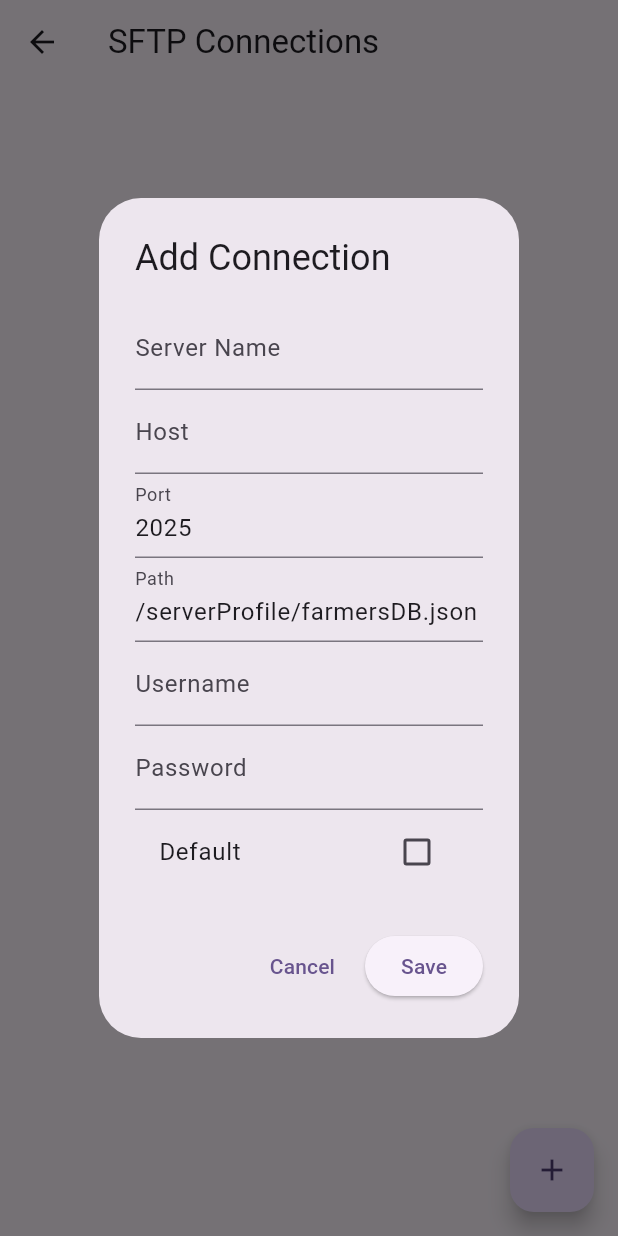
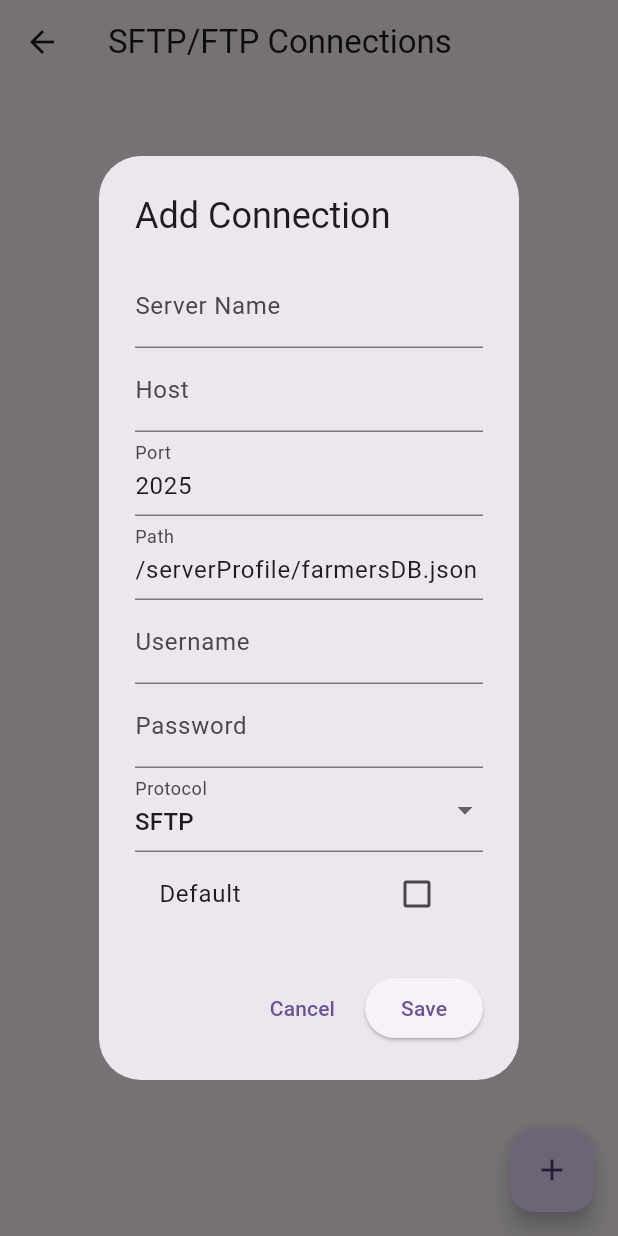
Before and after one commit to nwohater/FarmersDashboard, a Flutter app: the screen it shows after launch, after a tap on the "add" icon, on a phone screen of 412 x 824 dp. Run offline on Flutter 3.47's test engine with Material 3 defaults, Android fonts, the phone set to English and light mode, and no system bars; our stand-ins replace google_fonts, sqflite; missing offline and left inert: dartssh2, ftpconnect; accounts and stored records are empty; statements that could not run were skipped.

Commit message:
Added FTP support for G-Portal.

```diff
--- a/lib/UI/servers.dart
+++ b/lib/UI/servers.dart
@@ -67,11 +67,10 @@ class _ServersSelectionScreenState extends State<ServersSelectionScreen> {
     }
   }
 
-
   @override
   Widget build(BuildContext context) {
     return Scaffold(
-      appBar: AppBar(title: const Text('SFTP Connections')),
+      appBar: AppBar(title: const Text('SFTP/FTP Connections')),
       body: ListView.builder(
         itemCount: _connections.length,
         itemBuilder: (context, index) {
@@ -80,9 +79,9 @@ class _ServersSelectionScreenState extends State<ServersSelectionScreen> {
             title: Text(conn['servername']?.toString().isNotEmpty == true
                 ? conn['servername']
                 : conn['host']),
-            subtitle:
-            Text('${conn['username']}@${conn['host']}:${conn['port']}'),
-            trailing: Row(
+            subtitle: Text(
+              '${(conn['protocol'] ?? '').toString().toUpperCase()} | ${conn['username']}@${conn['host']}:${conn['port']}'),
+          trailing: Row(
               mainAxisSize: MainAxisSize.min,
               children: [
                 IconButton(
@@ -127,6 +126,7 @@ class _AddEditConnectionDialogState extends State<AddEditConnectionDialog> {
   late TextEditingController _usernameController;
   late TextEditingController _passwordController;
   bool _isDefault = false;
+  String _protocol = 'sftp'; // default
 
   @override
   void initState() {
@@ -136,14 +136,15 @@ class _AddEditConnectionDialogState extends State<AddEditConnectionDialog> {
     _hostController =
         TextEditingController(text: widget.connection?['host'] ?? '');
     _portController = TextEditingController(
-        text: widget.connection?['port']?.toString() ?? '2025'); // default 2025
+        text: widget.connection?['port']?.toString() ?? '2025');
     _pathController = TextEditingController(
-        text: widget.connection?['path'] ?? '/serverProfile/farmersDB.json'); // default path
+        text: widget.connection?['path'] ?? '/serverProfile/farmersDB.json');
     _usernameController =
         TextEditingController(text: widget.connection?['username'] ?? '');
     _passwordController =
         TextEditingController(text: widget.connection?['password'] ?? '');
     _isDefault = (widget.connection?['isdefault'] ?? 0) == 1;
+    _protocol = widget.connection?['protocol'] ?? 'sftp';
   }
 
   @override
@@ -158,7 +159,6 @@ class _AddEditConnectionDialogState extends State<AddEditConnectionDialog> {
   }
 
   void _save() async {
-    // Validate all fields except isDefault
     if (_servernameController.text.trim().isEmpty ||
         _hostController.text.trim().isEmpty ||
         _portController.text.trim().isEmpty ||
@@ -171,7 +171,7 @@ class _AddEditConnectionDialogState extends State<AddEditConnectionDialog> {
           backgroundColor: Colors.redAccent,
         ),
       );
-      return; // don’t proceed if any field is empty
+      return;
     }
 
     final conn = {
@@ -183,6 +183,7 @@ class _AddEditConnectionDialogState extends State<AddEditConnectionDialog> {
       'username': _usernameController.text.trim(),
       'password': _passwordController.text.trim(),
       'isdefault': _isDefault ? 1 : 0,
+      'protocol': _protocol,
     };
 
     final db = SftpDatabase();
@@ -230,6 +231,15 @@ class _AddEditConnectionDialogState extends State<AddEditConnectionDialog> {
                 decoration: const InputDecoration(labelText: 'Password'),
                 obscureText: true,
               ),
+              DropdownButtonFormField<String>(
+                value: _protocol,
+                decoration: const InputDecoration(labelText: 'Protocol'),
+                items: const [
+                  DropdownMenuItem(value: 'sftp', child: Text('SFTP')),
+                  DropdownMenuItem(value: 'ftp', child: Text('FTP')),
+                ],
+                onChanged: (v) => setState(() => _protocol = v ?? 'sftp'),
+              ),
               CheckboxListTile(
                 title: const Text('Default'),
                 value: _isDefault,
--- a/lib/Utils/sqlite.dart
+++ b/lib/Utils/sqlite.dart
@@ -22,7 +22,7 @@ class SftpDatabase {
 
     return await openDatabase(
       path,
-      version: 2, // bump version for onUpgrade
+      version: 3, // bumped for protocol column
       onCreate: _onCreate,
       onUpgrade: _onUpgrade,
     );
@@ -38,7 +38,8 @@ class SftpDatabase {
         path TEXT NOT NULL,
         username TEXT NOT NULL,
         password TEXT NOT NULL,
-        isdefault INTEGER NOT NULL
+        isdefault INTEGER NOT NULL,
+        protocol TEXT NOT NULL DEFAULT 'sftp'
       )
     ''');
   }
@@ -47,12 +48,18 @@ class SftpDatabase {
     if (oldVersion < newVersion) {
       final columns =
       await db.rawQuery("PRAGMA table_info(sftp_connections);");
+
       final hasServername =
       columns.any((c) => c['name'] == 'servername');
-
       if (!hasServername) {
         await db.execute(
             "ALTER TABLE sftp_connections ADD COLUMN servername TEXT DEFAULT '';");
+      }
+
+      final hasProtocol = columns.any((c) => c['name'] == 'protocol');
+      if (!hasProtocol) {
+        await db.execute(
+            "ALTER TABLE sftp_connections ADD COLUMN protocol TEXT DEFAULT 'sftp';");
       }
     }
   }
@@ -97,6 +104,4 @@ class SftpDatabase {
       whereArgs: [id],
     );
   }
-
-
 }
--- a/pubspec.yaml
+++ b/pubspec.yaml
@@ -37,9 +37,10 @@ dependencies:
   cupertino_icons: ^1.0.8
   dartssh2: ^2.12.0
   path_provider: ^2.1.5
-  intl: ^0.20.2
+  intl: ^0.19.0
   google_fonts: ^6.1.0
   sqflite: ^2.4.2
+  ftpconnect: ^2.0.7
 
 dev_dependencies:
   flutter_test:
```
Also changed, not shown: lib/UI/dashboard.dart (+3 -4 lines), lib/Utils/sftp_sync2.dart (added, +96 -0 lines).
